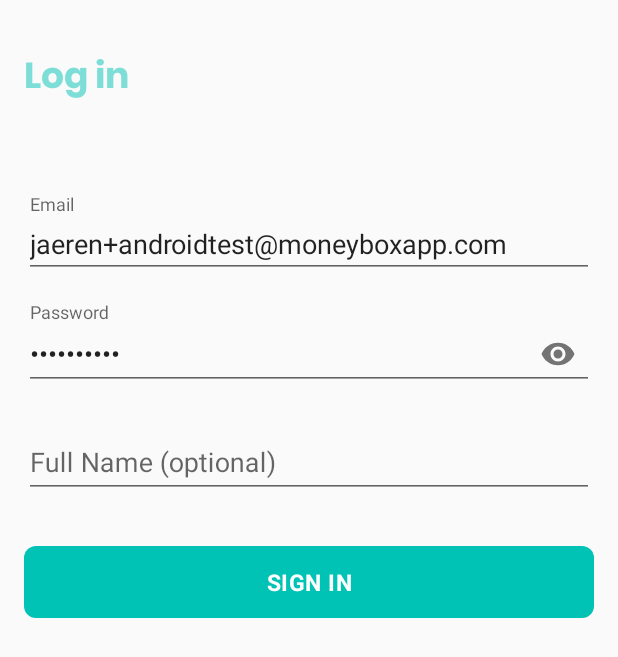
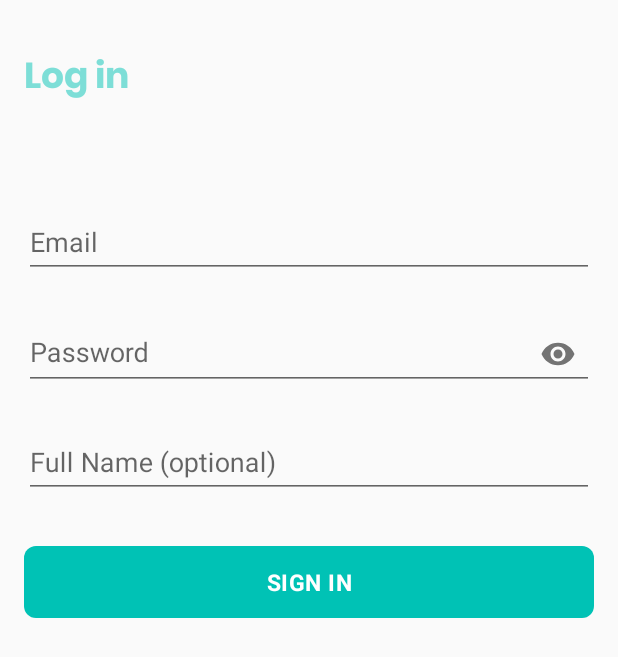
Before and after one commit to alexandrpershin/MyMoneyBox, an Android app: the LoginFragment screen opened through its navigation route, on a phone screen of 412 x 824 dp. Shown: the top 657 px of the screen. Run offline under Robolectric (Android 15) with nearby library versions, the phone set to English and light mode, and no system bars; libraries missing offline, so code that uses them is left out: com.chuckerteam.chucker, com.jakewharton.retrofit2; 12 statements that could not run were skipped.

Commit message:
Removed credentials from fragment_login.xml

```diff
--- a/app/src/main/res/layout/fragment_login.xml
+++ b/app/src/main/res/layout/fragment_login.xml
@@ -57,8 +57,7 @@
                     android:hint="@string/prompt_email"
                     android:inputType="textEmailAddress"
                     android:maxLines="1"
-                    android:singleLine="true"
-                    android:text="jaeren+androidtest@moneyboxapp.com" />
+                    android:singleLine="true" />
 
             </com.google.android.material.textfield.TextInputLayout>
 
@@ -80,8 +79,7 @@
                     android:imeActionLabel="@string/action_sign_in_short"
                     android:inputType="textPassword"
                     android:maxLines="1"
-                    android:singleLine="true"
-                    android:text="P455word12" />
+                    android:singleLine="true" />
 
             </com.google.android.material.textfield.TextInputLayout>
 
```
